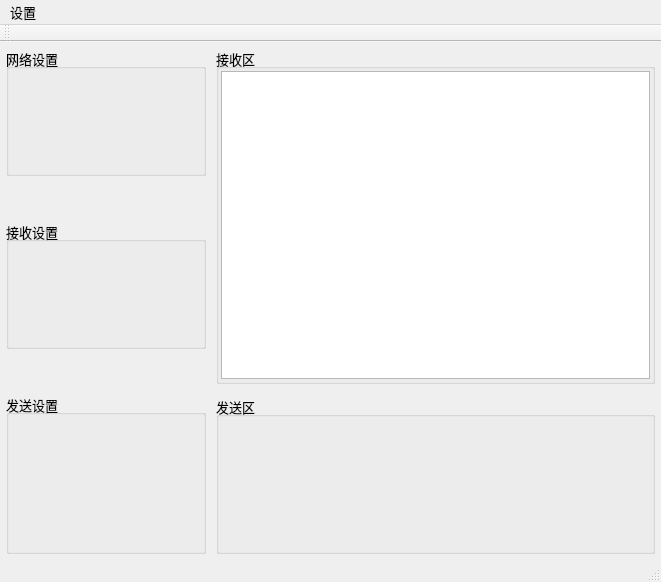
652436962/Network_Assistant, file main_window.ui: the form before one commit.
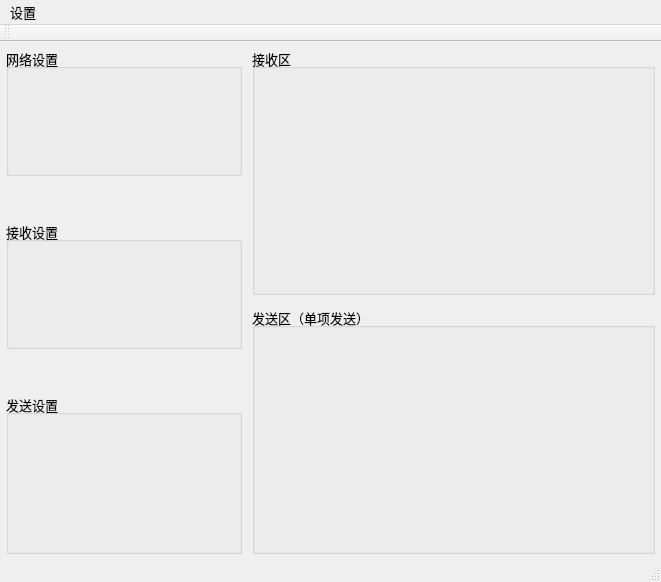
The form after the commit. Custom widgets are drawn as their Qt base class.

Patch:
```diff
--- a/main_window.ui
+++ b/main_window.ui
@@ -70,6 +70,12 @@
            <height>128</height>
           </size>
          </property>
+         <property name="maximumSize">
+          <size>
+           <width>16777215</width>
+           <height>384</height>
+          </size>
+         </property>
          <property name="title">
           <string>网络设置</string>
          </property>
@@ -167,7 +173,7 @@
         <number>2</number>
        </property>
        <item>
-        <widget class="QGroupBox" name="groupBox_Receive">
+        <widget class="ReceiveAreaBox" name="receive_area">
          <property name="minimumSize">
           <size>
            <width>128</width>
@@ -193,16 +199,6 @@
           <property name="bottomMargin">
            <number>2</number>
           </property>
-          <item>
-           <widget class="ReceiveWidget" name="receive_area">
-            <property name="minimumSize">
-             <size>
-              <width>300</width>
-              <height>250</height>
-             </size>
-            </property>
-           </widget>
-          </item>
          </layout>
         </widget>
        </item>
@@ -215,7 +211,7 @@
           </size>
          </property>
          <property name="title">
-          <string>发送区</string>
+          <string>发送区（单项发送）</string>
          </property>
          <layout class="QVBoxLayout" name="verticalLayout_4">
           <property name="spacing">
@@ -334,11 +330,6 @@
  </widget>
  <layoutdefault spacing="6" margin="11"/>
  <customwidgets>
-  <customwidget>
-   <class>ReceiveWidget</class>
-   <extends>QPlainTextEdit</extends>
-   <header>receive_widget.h</header>
-  </customwidget>
   <customwidget>
    <class>NetworkSettingsBox</class>
    <extends>QGroupBox</extends>
@@ -369,6 +360,12 @@
    <header>multiple_send_widget.h</header>
    <container>1</container>
   </customwidget>
+  <customwidget>
+   <class>ReceiveAreaBox</class>
+   <extends>QGroupBox</extends>
+   <header>receive_area_box.h</header>
+   <container>1</container>
+  </customwidget>
  </customwidgets>
  <resources/>
  <connections/>
```
